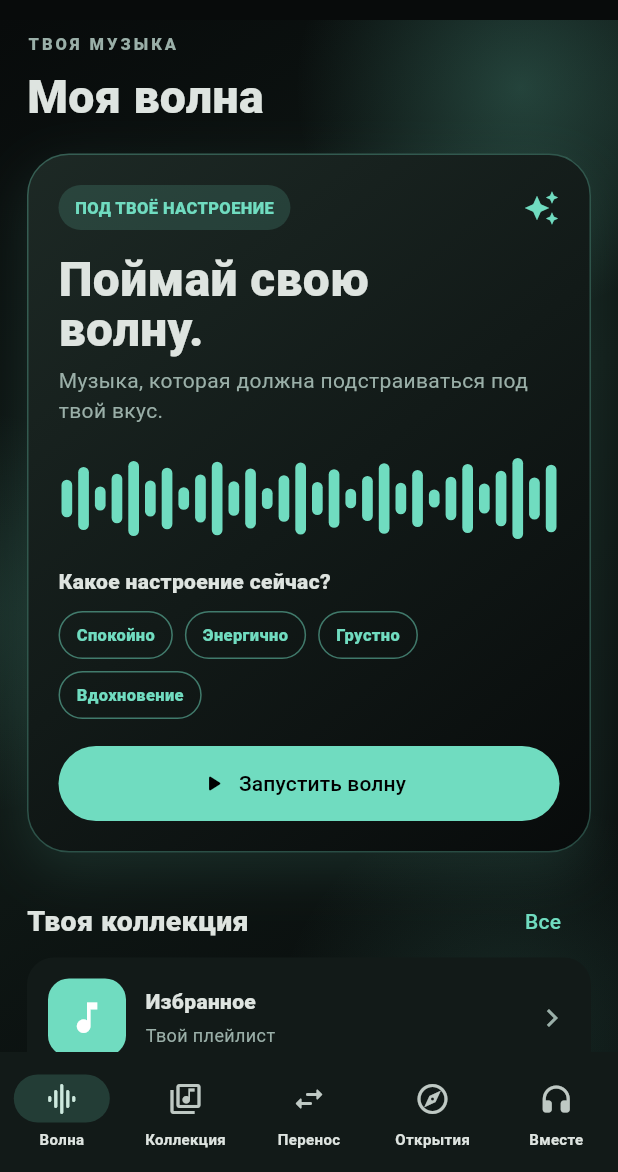
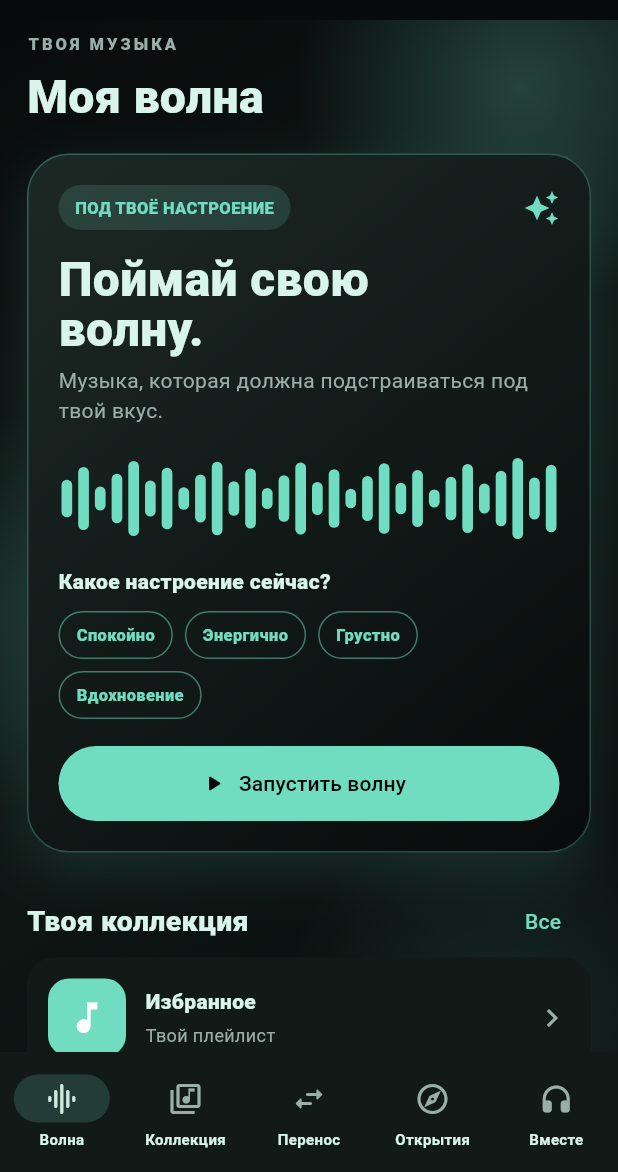
Before and after one commit to andronovmatvey02-bit/macros-music-app, a Flutter app: the screen it shows after launch, on a phone screen of 412 x 824 dp, the part 64-1236 px from its top. Run offline on Flutter 3.47's test engine with Material 3 defaults, Android fonts, the phone set to English and light mode, and no system bars; our stand-ins replace material_ui, shared_preferences.

Commit message:
Set mint typography and color roles globally

```diff
--- a/lib/main.dart
+++ b/lib/main.dart
@@ -62,6 +62,11 @@ class _MacrosAppState extends State<MacrosApp> {
       seedColor: p.accent,
       brightness: p.light ? Brightness.light : Brightness.dark,
       surface: p.surface,
+    ).copyWith(
+      primary: p.accent,
+      secondary: p.accent,
+      onSurface: p.light ? const Color(0xFF18231F) : const Color(0xFFD8F4EB),
+      onSurfaceVariant: p.light ? const Color(0xFF596B64) : const Color(0xFF9AAFA8),
     );
     return MaterialApp(
       debugShowCheckedModeBanner: false,
```
